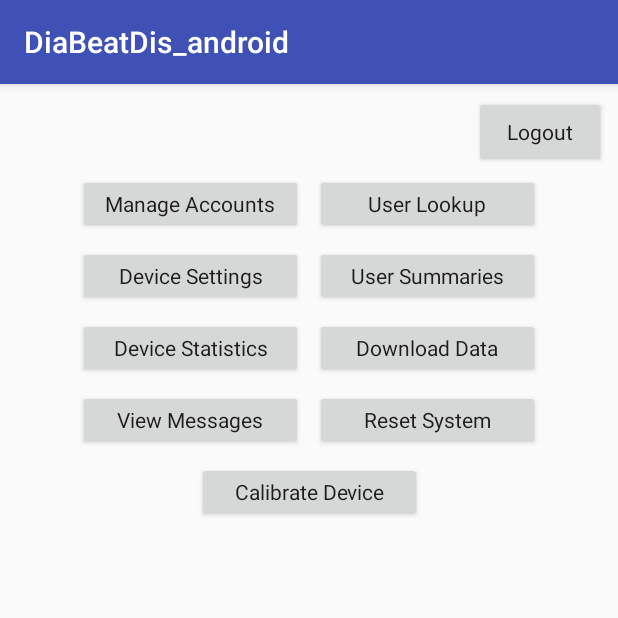
After one commit to PootieT/DiaBeatDis_android, an Android app: the AdminMainActivity screen opened directly, with no data from a screen before it, on a phone screen of 412 x 824 dp, the top half of it. The commit adds this screen. Run offline under Robolectric (Android 15) with nearby library versions, the phone set to English and light mode, and no system bars.

Commit message:
add healthworker, doctor, admin main activity

```diff
--- a/app/src/main/AndroidManifest.xml
+++ b/app/src/main/AndroidManifest.xml
@@ -16,7 +16,10 @@
                 <category android:name="android.intent.category.LAUNCHER" />
             </intent-filter>
         </activity>
-        <activity android:name=".UserRegistrationActivity"></activity>
+        <activity android:name=".UserRegistrationActivity" />
+        <activity android:name=".HealthWorkerMainActivity" />
+        <activity android:name=".DoctorMainActivity" />
+        <activity android:name=".AdminMainActivity"></activity>
     </application>
 
 </manifest>
--- /dev/null
+++ b/app/src/main/java/com/example/peter/diabeatdis_android/AdminMainActivity.java
@@ -0,0 +1,13 @@
+package com.example.peter.diabeatdis_android;
+
+import android.support.v7.app.AppCompatActivity;
+import android.os.Bundle;
+
+public class AdminMainActivity extends AppCompatActivity {
+
+    @Override
+    protected void onCreate(Bundle savedInstanceState) {
+        super.onCreate(savedInstanceState);
+        setContentView(R.layout.activity_admin_main);
+    }
+}
--- a/app/src/main/java/com/example/peter/diabeatdis_android/MainActivity.java
+++ b/app/src/main/java/com/example/peter/diabeatdis_android/MainActivity.java
@@ -65,7 +65,8 @@ public class MainActivity extends AppCompatActivity {
             if (userType.equals("")){
                 textView.setText("No Existing user with the ID entered, please register as a new user");   //print no existing user
             } else if (userType.equals("health_worker")){
-                System.out.println("going to health worker activity");       //take to healthworker site
+                Intent intent = new Intent(this, HealthWorkerMainActivity.class);      //take to healthworker site
+                startActivity(intent);
             } else if (userType.equals("doctor")){
                 System.out.println("going to doctor activity");              //take to doctor site
             } else if (userType.equals("admin")){
--- /dev/null
+++ b/app/src/main/res/layout/activity_admin_main.xml
@@ -0,0 +1,134 @@
+<?xml version="1.0" encoding="utf-8"?>
+<android.support.constraint.ConstraintLayout xmlns:android="http://schemas.android.com/apk/res/android"
+    xmlns:app="http://schemas.android.com/apk/res-auto"
+    xmlns:tools="http://schemas.android.com/tools"
+    android:layout_width="match_parent"
+    android:layout_height="match_parent"
+    tools:context="com.example.peter.diabeatdis_android.AdminMainActivity">
+
+    <Button
+        android:id="@+id/button33"
+        android:layout_width="150dp"
+        android:layout_height="40dp"
+        android:layout_marginBottom="8dp"
+        android:text="@string/button_device_settings"
+        android:textAppearance="@style/TextAppearance.AppCompat"
+        app:layout_constraintBottom_toTopOf="@+id/button31"
+        app:layout_constraintEnd_toStartOf="@+id/button34"
+        app:layout_constraintHorizontal_bias="0.5"
+        app:layout_constraintHorizontal_chainStyle="packed"
+        app:layout_constraintStart_toStartOf="parent" />
+
+    <Button
+        android:id="@+id/button34"
+        android:layout_width="150dp"
+        android:layout_height="40dp"
+        android:layout_marginBottom="8dp"
+        android:layout_marginStart="8dp"
+        android:text="@string/button_user_summaries"
+        android:textAppearance="@style/TextAppearance.AppCompat"
+        app:layout_constraintBottom_toTopOf="@+id/button32"
+        app:layout_constraintEnd_toEndOf="parent"
+        app:layout_constraintHorizontal_bias="0.5"
+        app:layout_constraintStart_toEndOf="@+id/button33" />
+
+    <Button
+        android:id="@+id/button35"
+        android:layout_width="150dp"
+        android:layout_height="40dp"
+        android:layout_marginBottom="8dp"
+        android:layout_marginEnd="8dp"
+        android:text="@string/button_manage_accounts"
+        android:textAppearance="@style/TextAppearance.AppCompat"
+        app:layout_constraintBottom_toTopOf="@+id/button33"
+        app:layout_constraintEnd_toStartOf="@+id/button36"
+        app:layout_constraintHorizontal_bias="0.5"
+        app:layout_constraintHorizontal_chainStyle="packed"
+        app:layout_constraintStart_toStartOf="parent" />
+
+    <Button
+        android:id="@+id/button36"
+        android:layout_width="150dp"
+        android:layout_height="40dp"
+        android:layout_marginBottom="8dp"
+        android:text="@string/button_user_lookup"
+        android:textAppearance="@style/TextAppearance.AppCompat"
+        app:layout_constraintBottom_toTopOf="@+id/button34"
+        app:layout_constraintEnd_toEndOf="parent"
+        app:layout_constraintHorizontal_bias="0.5"
+        app:layout_constraintStart_toEndOf="@+id/button35" />
+
+    <Button
+        android:id="@+id/button31"
+        android:layout_width="150dp"
+        android:layout_height="40dp"
+        android:layout_marginBottom="8dp"
+        android:layout_marginEnd="8dp"
+        android:text="@string/button_device_statistics"
+        android:textAppearance="@style/TextAppearance.AppCompat"
+        app:layout_constraintBottom_toTopOf="@+id/button30"
+        app:layout_constraintEnd_toStartOf="@+id/button32"
+        app:layout_constraintHorizontal_bias="0.5"
+        app:layout_constraintHorizontal_chainStyle="packed"
+        app:layout_constraintStart_toStartOf="parent" />
+
+    <Button
+        android:id="@+id/button32"
+        android:layout_width="150dp"
+        android:layout_height="40dp"
+        android:layout_marginBottom="8dp"
+        android:text="@string/button_download_data"
+        android:textAppearance="@style/TextAppearance.AppCompat"
+        app:layout_constraintBottom_toTopOf="@+id/button29"
+        app:layout_constraintEnd_toEndOf="parent"
+        app:layout_constraintHorizontal_bias="0.5"
+        app:layout_constraintStart_toEndOf="@+id/button31" />
+
+    <Button
+        android:id="@+id/button30"
+        android:layout_width="150dp"
+        android:layout_height="40dp"
+        android:layout_marginBottom="8dp"
+        android:text="@string/button_view_messages"
+        android:textAppearance="@style/TextAppearance.AppCompat"
+        app:layout_constraintBottom_toTopOf="@+id/button28"
+        app:layout_constraintEnd_toStartOf="@+id/button29"
+        app:layout_constraintHorizontal_bias="0.5"
+        app:layout_constraintHorizontal_chainStyle="packed"
+        app:layout_constraintStart_toStartOf="parent" />
+
+    <Button
+        android:id="@+id/button29"
+        android:layout_width="150dp"
+        android:layout_height="40dp"
+        android:layout_marginBottom="8dp"
+        android:layout_marginStart="8dp"
+        android:text="@string/button_reset_system"
+        android:textAppearance="@style/TextAppearance.AppCompat"
+        app:layout_constraintBottom_toTopOf="@+id/button28"
+        app:layout_constraintEnd_toEndOf="parent"
+        app:layout_constraintHorizontal_bias="0.5"
+        app:layout_constraintStart_toEndOf="@+id/button30" />
+
+    <Button
+        android:id="@+id/button21"
+        android:layout_width="wrap_content"
+        android:layout_height="wrap_content"
+        android:layout_marginEnd="8dp"
+        android:layout_marginTop="8dp"
+        android:text="@string/button_logout"
+        android:textAppearance="@style/TextAppearance.AppCompat"
+        app:layout_constraintEnd_toEndOf="parent"
+        app:layout_constraintTop_toTopOf="parent" />
+
+    <Button
+        android:id="@+id/button28"
+        android:layout_width="150dp"
+        android:layout_height="40dp"
+        android:layout_marginTop="252dp"
+        android:text="@string/button_calibrate_device"
+        android:textAppearance="@style/TextAppearance.AppCompat"
+        app:layout_constraintEnd_toEndOf="parent"
+        app:layout_constraintStart_toStartOf="parent"
+        app:layout_constraintTop_toTopOf="parent" />
+</android.support.constraint.ConstraintLayout>
--- a/app/src/main/res/values/strings.xml
+++ b/app/src/main/res/values/strings.xml
@@ -13,4 +13,18 @@
     <string name="string_enter_id">Enter ID:</string>
     <string name="string_enter_password">Enter Password:</string>
     <string name="string_enter_mobile_phone">Enter Mobile Phone:</string>
+    <string name="button_enter_patient_data">Enter Patient Data</string>
+    <string name="button_calibrate_device">Calibrate Device</string>
+    <string name="button_message_to_doctor">Message To Doctor</string>
+    <string name="button_logout">Logout</string>
+    <string name="button_view_messages">View Messages</string>
+    <string name="button_user_summaries">User Summaries</string>
+    <string name="button_download_data">Download Data</string>
+    <string name="button_user_lookup">User Lookup</string>
+    <string name="button_device_settings">Device Settings</string>
+    <string name="button_patient_summary">Patient Summary</string>
+    <string name="button_patient_lookup">Patient Lookup</string>
+    <string name="button_reset_system">Reset System</string>
+    <string name="button_device_statistics">Device Statistics</string>
+    <string name="button_manage_accounts">Manage Accounts</string>
 </resources>
```
Also changed, not shown: app/src/main/java/com/example/peter/diabeatdis_android/DoctorMainActivity.java (added, +13 -0 lines), app/src/main/java/com/example/peter/diabeatdis_android/HealthWorkerMainActivity.java (added, +13 -0 lines), app/src/main/res/layout/activity_doctor_main.xml (added, +134 -0 lines), app/src/main/res/layout/activity_health_worker_main.xml (added, +53 -0 lines).
